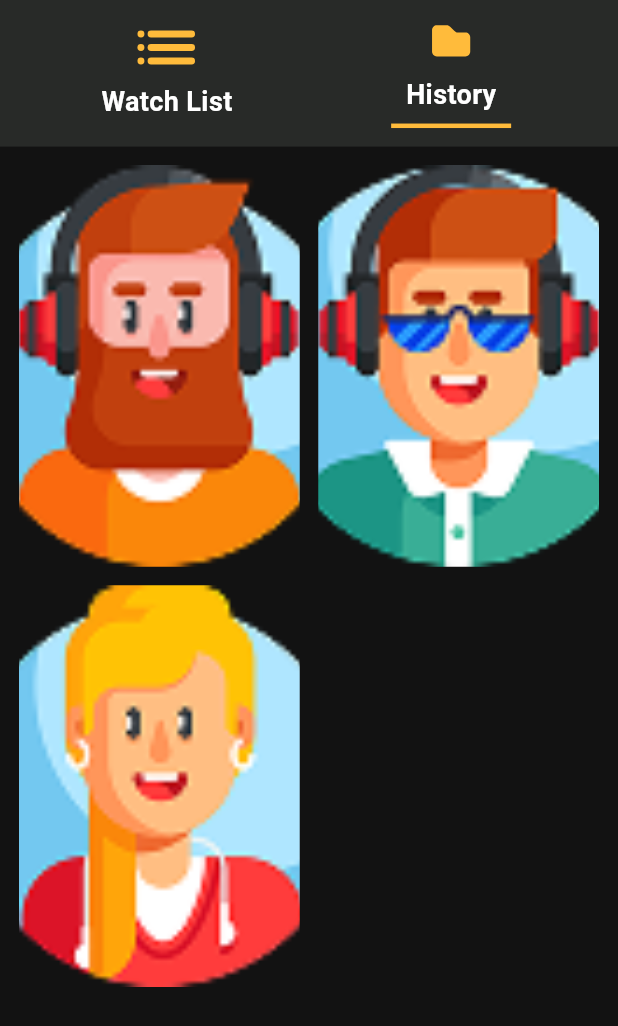
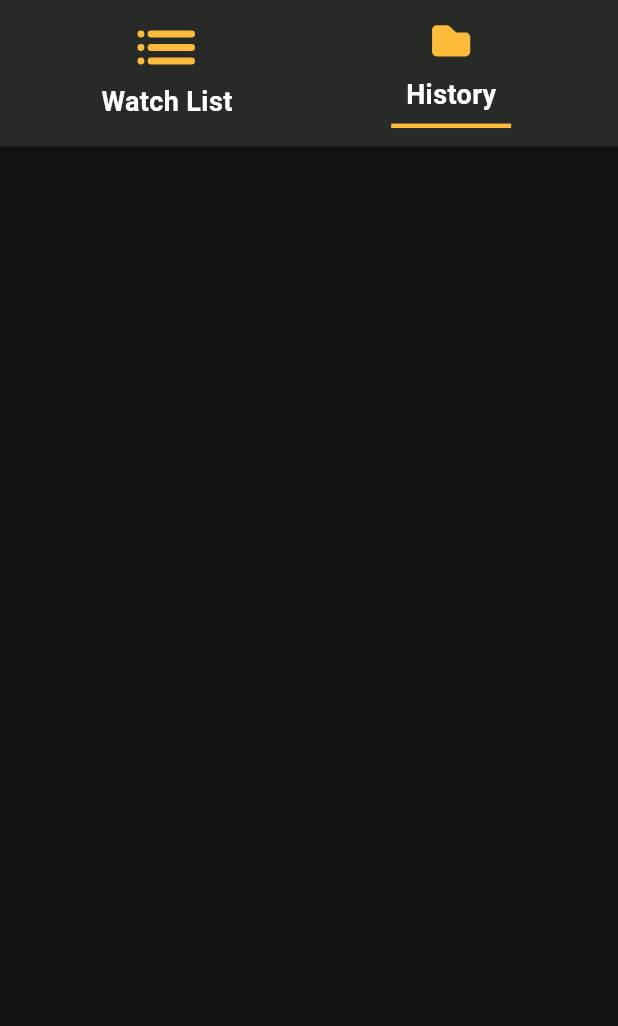
Before and after one commit to omarhassandev1/Movies_app, a Flutter app: the HistoryScreen screen opened by its route, on a phone screen of 412 x 824 dp. Shown: the top 1026 px of the screen. Run offline on Flutter 3.47's test engine with Material 3 defaults, Android fonts, the phone set to English and light mode, and no system bars; our stand-ins replace flutter_bloc, flutter_svg, vector_graphics.

```diff
--- a/lib/features/main_layer/profile/history_screen.dart
+++ b/lib/features/main_layer/profile/screens/history_screen.dart
@@ -1,6 +1,6 @@
 import 'package:flutter/material.dart';
 import 'package:movies_app/common/theme/app_colors.dart';
-import 'package:movies_app/features/main_layer/profile/profile.dart';
+import 'package:movies_app/features/main_layer/profile/screens/profile.dart';
 import 'package:flutter_svg/flutter_svg.dart';
 
 class HistoryScreen extends StatelessWidget {
@@ -14,9 +14,9 @@ class HistoryScreen extends StatelessWidget {
     final screenHeight = mediaQuery.size.height;
 
     final List<String> movies = [
-      'assets/common/avaters/avater1.png',
-      'assets/common/avaters/avater2.png',
-      'assets/common/avaters/avater3.png',
+      // 'assets/common/avaters/avater1.png',
+      // 'assets/common/avaters/avater2.png',
+      // 'assets/common/avaters/avater3.png',
     ];
 
     return Scaffold(
@@ -26,7 +26,7 @@ class HistoryScreen extends StatelessWidget {
           crossAxisAlignment: CrossAxisAlignment.start,
           children: [
 
-            /// ----------- TOP BAR -----------
+
             Container(
               color: AppColors.darkGray,
               padding: EdgeInsets.symmetric(
@@ -36,7 +36,7 @@ class HistoryScreen extends StatelessWidget {
               child: Row(
                 children: [
 
-                  // ********* LEFT - WATCH LIST *********
+
                   Expanded(
                     child: GestureDetector(
                       onTap: () {
@@ -65,7 +65,7 @@ class HistoryScreen extends StatelessWidget {
                     ),
                   ),
 
-                  // ********* RIGHT - HISTORY *********
+
                   Expanded(
                     child: Column(
                       mainAxisSize: MainAxisSize.min,
@@ -97,7 +97,7 @@ class HistoryScreen extends StatelessWidget {
               ),
             ),
 
-            /// ----------- GRID OF MOVIES -----------
+
             Expanded(
               child: Padding(
                 padding: EdgeInsets.all(screenWidth * 0.03),
--- a/lib/features/main_layer/profile/profile.dart
+++ b/lib/features/main_layer/profile/screens/profile.dart
@@ -2,8 +2,8 @@ import 'package:flutter/material.dart';
 import 'package:flutter_svg/flutter_svg.dart';
 import 'package:movies_app/common/theme/app_colors.dart';
 import 'package:movies_app/common/widgets/custom_main_button.dart';
-import 'package:movies_app/features/main_layer/profile/ubdate_profile.dart';
-import 'package:movies_app/features/main_layer/profile/history_screen.dart';
+import 'package:movies_app/features/main_layer/profile/screens/ubdate_profile.dart';
+import 'package:movies_app/features/main_layer/profile/screens/history_screen.dart';
 import 'package:flutter/services.dart';
 
 class ProfileScreen extends StatefulWidget {
--- a/lib/main.dart
+++ b/lib/main.dart
@@ -1,7 +1,7 @@
 import 'package:flutter/material.dart';
 import 'package:flutter_bloc/flutter_bloc.dart';
 import 'package:movies_app/app/app_routes.dart';
-import 'package:movies_app/features/main_layer/profile/profile.dart';
+import 'package:movies_app/features/main_layer/profile/screens/profile.dart';
 import 'common/theme/app_theme.dart';
 
 // DummyCubit placeholder
```
Also changed, not shown: lib/app/app_routes.dart (+4 -3 lines), lib/features/main_layer/profile/screens/ubdate_profile.dart (renamed from lib/features/main_layer/profile/ubdate_profile.dart).
